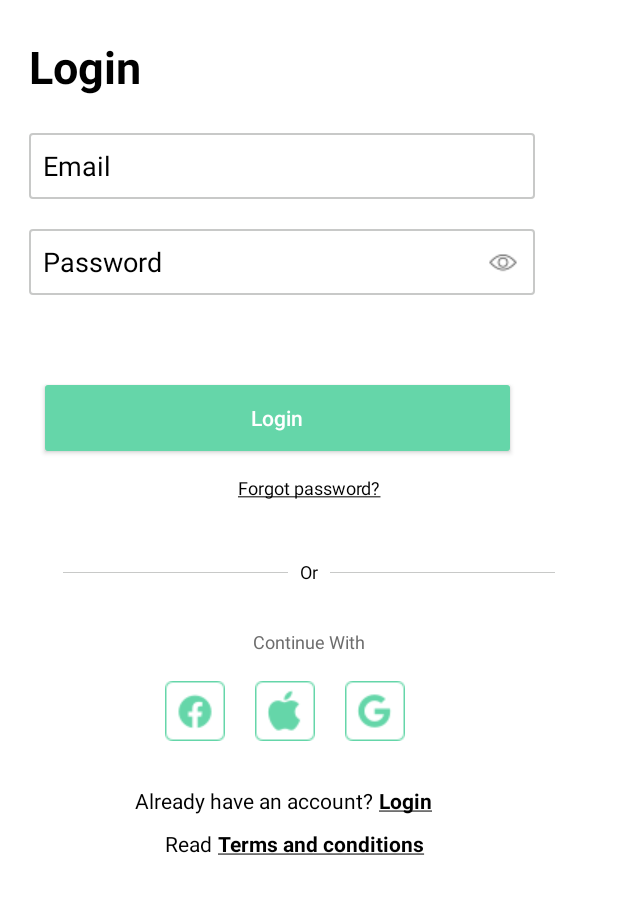
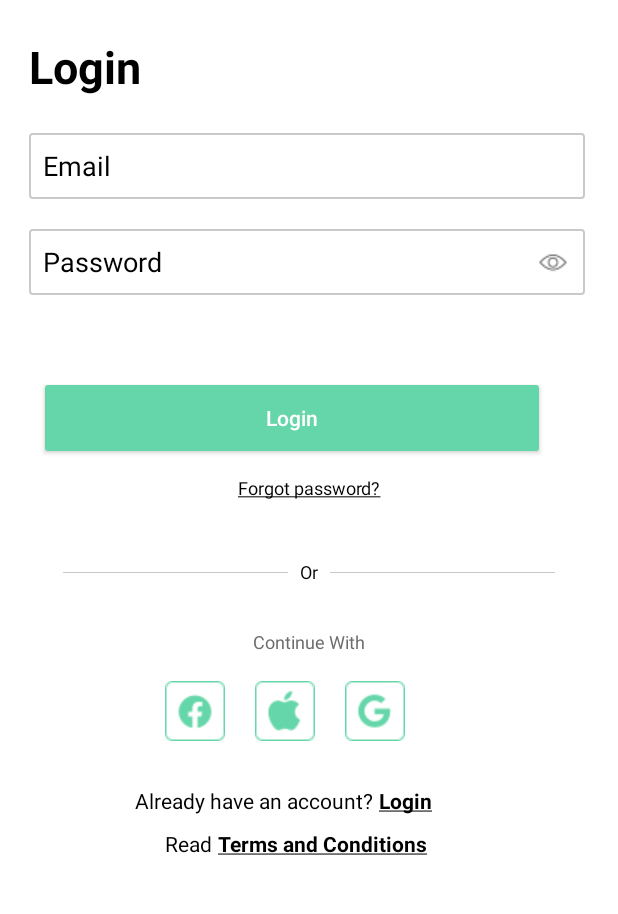
Before and after one commit to Jeevitha456/Ntrust, an Android app: the screen it shows after launch (MainActivity), after a tap on an icon or button, on a phone screen of 412 x 824 dp, the part 123-1037 px from its top. Run offline under Robolectric (Android 15) with nearby library versions, the phone set to English and light mode, and no system bars.

Commit message:
clean code

```diff
--- a/app/src/main/java/com/example/ntrust/MainActivity.kt
+++ b/app/src/main/java/com/example/ntrust/MainActivity.kt
@@ -14,18 +14,18 @@ import androidx.appcompat.app.AppCompatActivity
 class MainActivity : AppCompatActivity() {
     private lateinit var edtmail: EditText
     private lateinit var edtpassword: EditText
-    private lateinit var hide_show: ImageView
+    private lateinit var hideshow: ImageView
     private lateinit var alertText: TextView
     private lateinit var btnLogin: Button
-    var ishide: Boolean = false
+    private var ishide: Boolean = false
     override fun onCreate(savedInstanceState: Bundle?) {
         super.onCreate(savedInstanceState)
         setContentView(R.layout.activity_main)
-        edtmail = findViewById(R.id.edt_gmail) as EditText
-        edtpassword = findViewById(R.id.edt_password) as EditText
-        hide_show = findViewById(R.id.img_eye) as ImageView
-        alertText = findViewById(R.id.alertTitle) as TextView
-        btnLogin = findViewById(R.id.btn_login) as Button
+        edtmail = findViewById(R.id.edt_gmail)
+        edtpassword = findViewById(R.id.edt_password)
+        hideshow = findViewById(R.id.img_eye)
+        alertText = findViewById(R.id.alertTitle)
+        btnLogin = findViewById(R.id.btn_login)
         seteventhandler()
     }
 
@@ -36,12 +36,12 @@ class MainActivity : AppCompatActivity() {
                 startActivity(intent)
             }
         }
-        hide_show.setOnClickListener() {
+        hideshow.setOnClickListener {
             if (!ishide) {
-                edtpassword.setTransformationMethod(PasswordTransformationMethod())
+                edtpassword.transformationMethod = PasswordTransformationMethod()
                 ishide = true
             } else {
-                edtpassword.setTransformationMethod(null)
+                edtpassword.transformationMethod = null
                 ishide = false
             }
 
@@ -53,7 +53,7 @@ class MainActivity : AppCompatActivity() {
         val email: String = edtmail.text.toString().trim()
         val password: String = edtpassword.text.toString().trim()
         if (email.isEmpty() && edtpassword.text.isNullOrEmpty()) {
-            alertText.setText("Please enter email id and password")
+            alertText.setText(R.string.AlertEmailPassword)
             edtmail.setBackgroundResource(R.drawable.custom_edittextalert)
             edtpassword.setBackgroundResource(R.drawable.custom_edittextalert)
             return false
@@ -61,25 +61,25 @@ class MainActivity : AppCompatActivity() {
         if (email.isEmpty()) {
             edtmail.setBackgroundResource(R.drawable.custom_edittextalert)
             edtpassword.setBackgroundResource(R.drawable.custom_edittextalert)
-            alertText.setText("Please enter email id")
+            alertText.setText(R.string.AlertEmail)
             return false
         }
         if (!android.util.Patterns.EMAIL_ADDRESS.matcher(email).matches()) {
             edtmail.setBackgroundResource(R.drawable.custom_edittextalert)
             edtpassword.setBackgroundResource(R.drawable.custom_edittextalert)
-            alertText.setText("Entered Email is invalid")
+            alertText.setText(R.string.AlertEmailInvalid)
             return false
         }
         if (password.isEmpty()) {
             edtmail.setBackgroundResource(R.drawable.custom_edittextalert)
             edtpassword.setBackgroundResource(R.drawable.custom_edittextalert)
-            alertText.setText("Please enter password")
+            alertText.setText(R.string.AlertPassword)
             return false
         }
         if (password.length < 5) {
             edtmail.setBackgroundResource(R.drawable.custom_edittextalert)
             edtpassword.setBackgroundResource(R.drawable.custom_edittextalert)
-            alertText.setText("Please enter minimum of 4 character password")
+            alertText.setText(R.string.AlertPasswordInvalid)
             return false
         }
         edtmail.setBackgroundResource(R.drawable.customedittext)
--- a/app/src/main/res/layout/activity_main.xml
+++ b/app/src/main/res/layout/activity_main.xml
@@ -37,7 +37,9 @@
 
         <EditText
             android:id="@+id/edt_gmail"
-            android:layout_width="@dimen/_337"
+            android:layout_width="0dp"
+            app:layout_constraintWidth_default="percent"
+            app:layout_constraintWidth_percent=".9"
             android:layout_height="@dimen/_44"
             android:layout_marginStart="@dimen/_19"
             android:layout_marginLeft="@dimen/_19"
@@ -56,7 +58,9 @@
 
         <EditText
             android:id="@+id/edt_password"
-            android:layout_width="@dimen/_337"
+            android:layout_width="0dp"
+            app:layout_constraintWidth_default="percent"
+            app:layout_constraintWidth_percent=".9"
             android:layout_height="@dimen/_44"
             android:layout_marginStart="@dimen/_19"
             android:layout_marginLeft="@dimen/_19"
@@ -98,7 +102,9 @@
 
         <androidx.appcompat.widget.AppCompatButton
             android:id="@+id/btn_login"
-            android:layout_width="@dimen/_310"
+            android:layout_width="0dp"
+            app:layout_constraintWidth_default="percent"
+            app:layout_constraintWidth_percent=".8"
             android:layout_height="@dimen/_44"
             android:layout_marginStart="@dimen/_30"
             android:layout_marginLeft="@dimen/_30"
--- a/app/src/main/res/values/strings.xml
+++ b/app/src/main/res/values/strings.xml
@@ -9,5 +9,11 @@
     <string name="continue_with">Continue With</string>
     <string name="already_have_account">Already have an account?</string>
     <string name="read">Read</string>
-    <string name="_tc"><u>Terms and conditions</u></string>
+    <string name="_tc"><u>Terms and Conditions</u></string>
+    <string name="AlertEmailPassword">Please enter email id and password</string>
+    <string name="AlertEmail">Please enter email id</string>
+    <string name="AlertPassword">Please enter password</string>
+    <string name="AlertEmailInvalid">Entered Email is invalid</string>
+    <string name="AlertPasswordInvalid">Please enter minimum of 4 character password</string>
+
 </resources>
```
